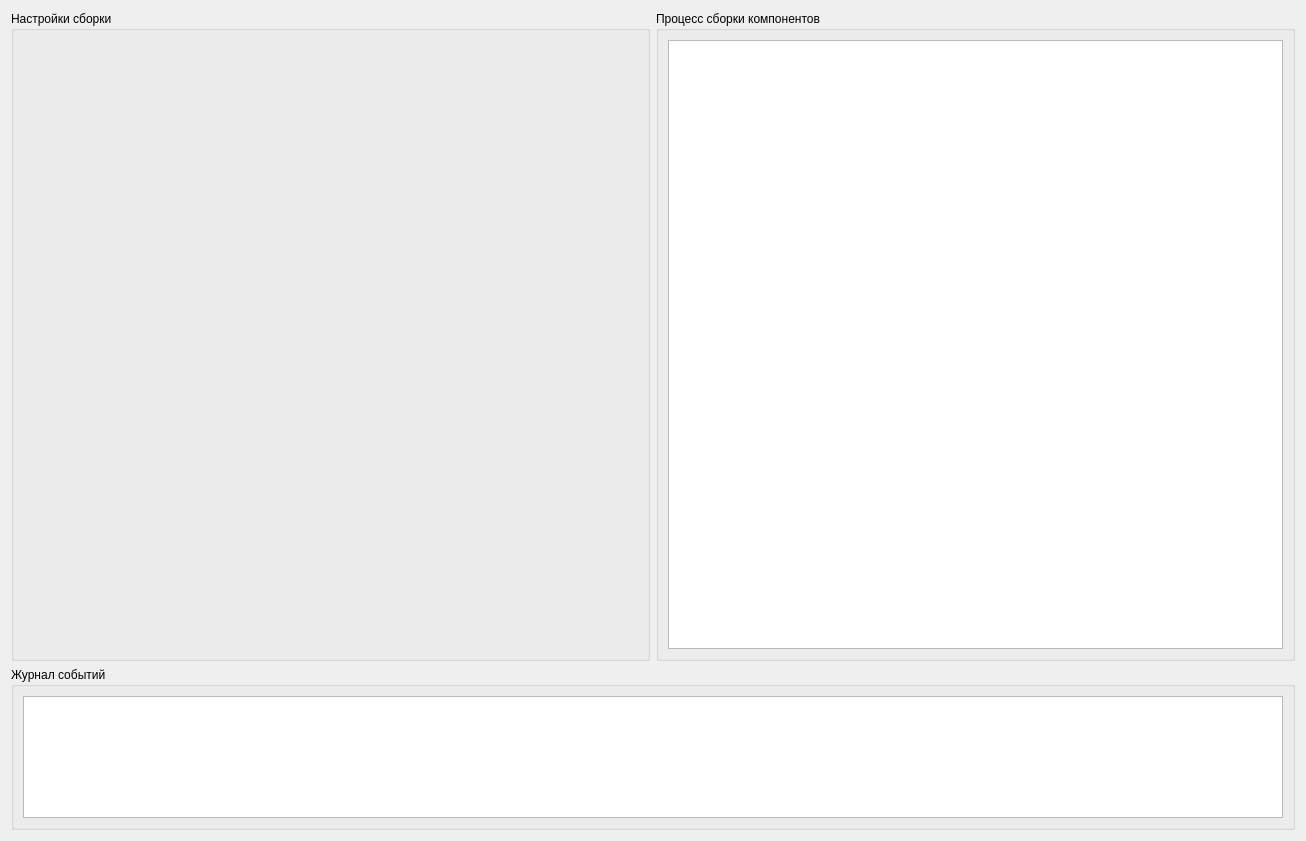
Qt form prebuild/res/main.ui (Ingener74/Jupiter) before a commit.
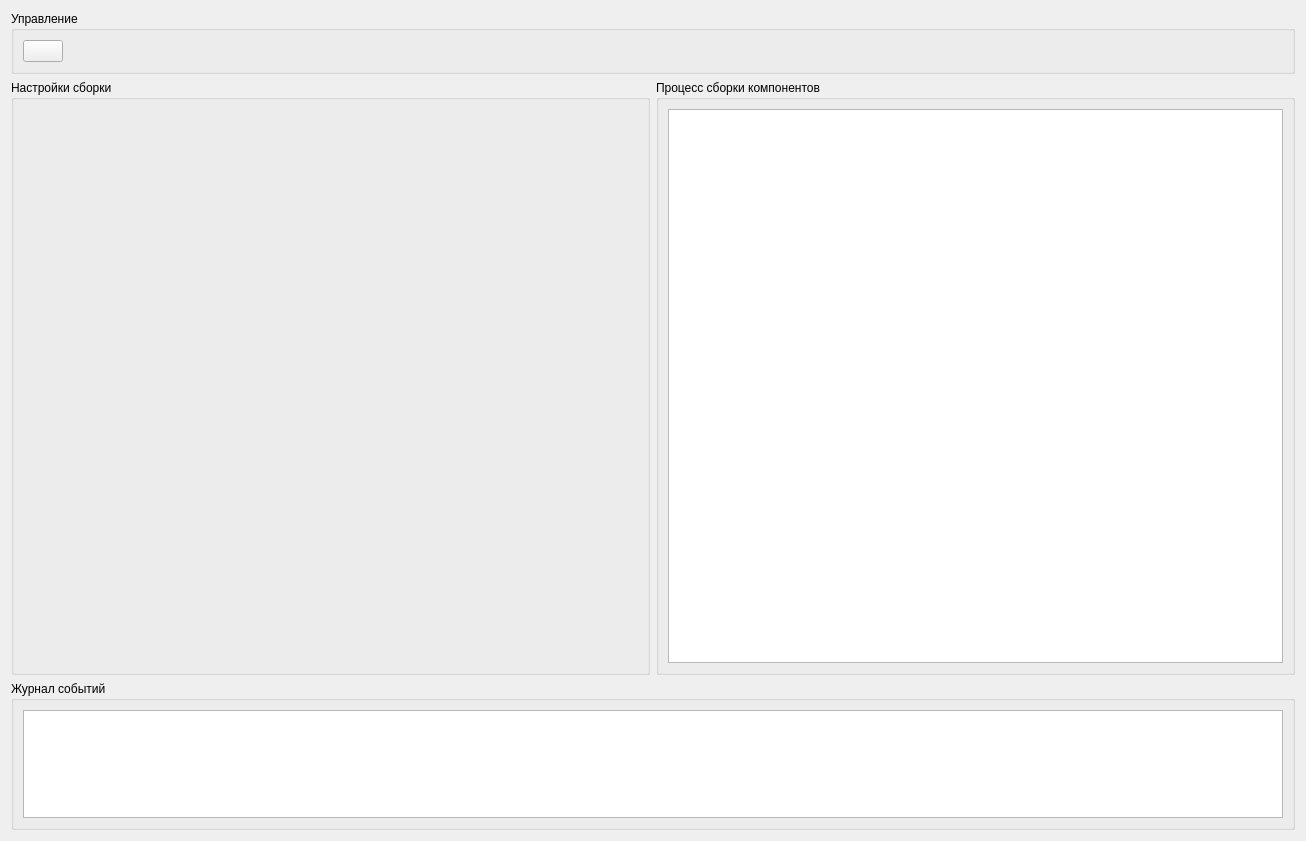
The same form after that commit. Icons and pictures are not drawn.

Patch:
```diff
--- a/prebuild/res/main.ui
+++ b/prebuild/res/main.ui
@@ -17,7 +17,46 @@
    <iconset resource="resources.qrc">
     <normaloff>:/two_storied_house.png</normaloff>:/two_storied_house.png</iconset>
   </property>
-  <layout class="QVBoxLayout" name="verticalLayout" stretch="4,1">
+  <layout class="QVBoxLayout" name="verticalLayout" stretch="0,4,1">
+   <item>
+    <widget class="QGroupBox" name="groupBox">
+     <property name="title">
+      <string>Управление</string>
+     </property>
+     <layout class="QHBoxLayout" name="horizontalLayout_2">
+      <item>
+       <widget class="QPushButton" name="go">
+        <property name="text">
+         <string/>
+        </property>
+        <property name="icon">
+         <iconset resource="resources.qrc">
+          <normaloff>:/start.png</normaloff>:/start.png</iconset>
+        </property>
+        <property name="iconSize">
+         <size>
+          <width>42</width>
+          <height>42</height>
+         </size>
+        </property>
+       </widget>
+      </item>
+      <item>
+       <spacer name="horizontalSpacer">
+        <property name="orientation">
+         <enum>Qt::Horizontal</enum>
+        </property>
+        <property name="sizeHint" stdset="0">
+         <size>
+          <width>40</width>
+          <height>20</height>
+         </size>
+        </property>
+       </spacer>
+      </item>
+     </layout>
+    </widget>
+   </item>
    <item>
     <layout class="QHBoxLayout" name="horizontalLayout" stretch="1,1">
      <item>
```
